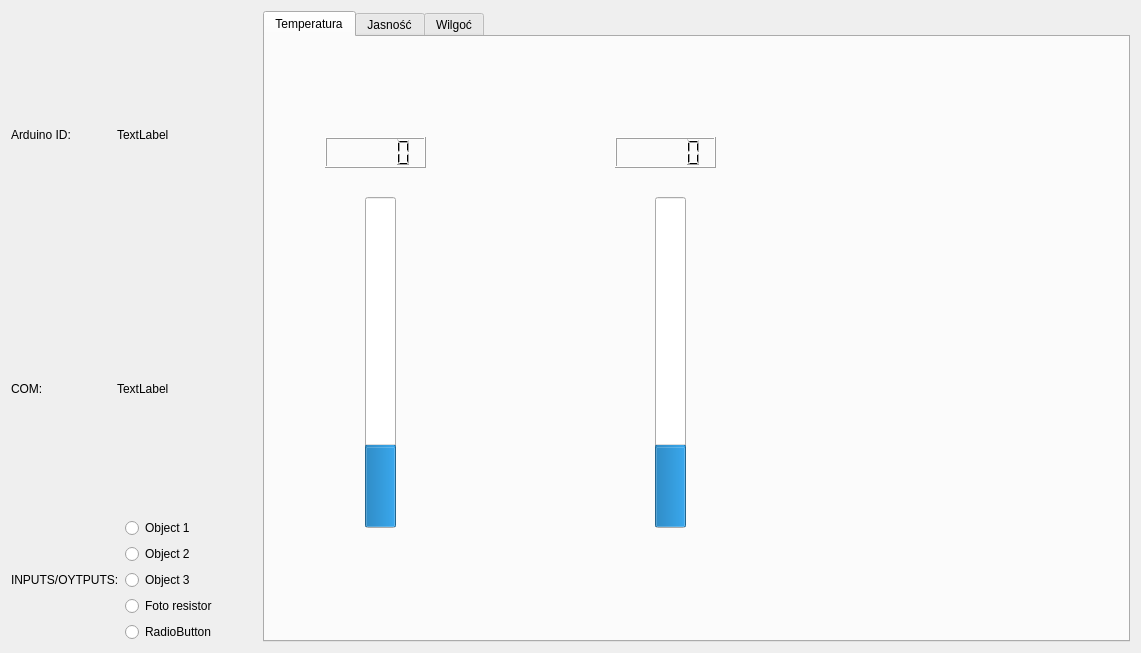
This is Staff.ui in xxBeWolfxx/house_manager as Qt 5 draws it before an edit. The edited form follows.
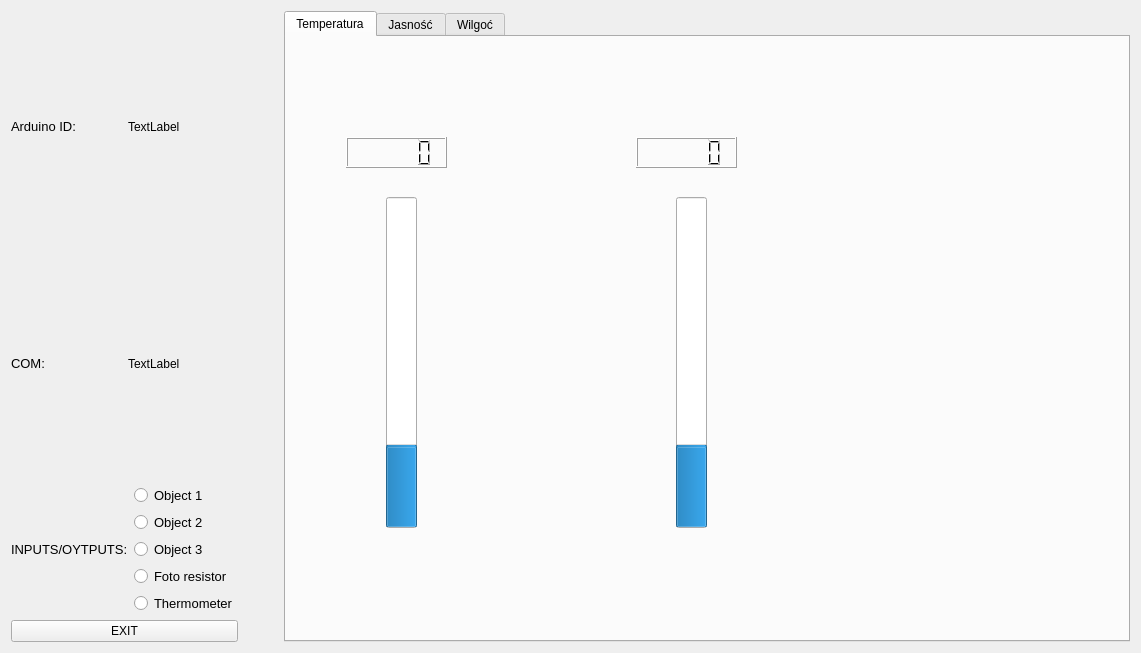
This is the edited form.

```diff
--- a/Staff.ui
+++ b/Staff.ui
@@ -20,6 +20,11 @@
       <layout class="QHBoxLayout" name="horizontalLayout_3">
        <item>
         <widget class="QLabel" name="label_2">
+         <property name="font">
+          <font>
+           <pointsize>10</pointsize>
+          </font>
+         </property>
          <property name="text">
           <string>Arduino ID:</string>
          </property>
@@ -38,6 +43,11 @@
       <layout class="QHBoxLayout" name="horizontalLayout_4">
        <item>
         <widget class="QLabel" name="label_3">
+         <property name="font">
+          <font>
+           <pointsize>10</pointsize>
+          </font>
+         </property>
          <property name="text">
           <string>COM:</string>
          </property>
@@ -58,6 +68,11 @@
         <layout class="QHBoxLayout" name="horizontalLayout_2">
          <item>
           <widget class="QLabel" name="label_5">
+           <property name="font">
+            <font>
+             <pointsize>10</pointsize>
+            </font>
+           </property>
            <property name="text">
             <string>INPUTS/OYTPUTS:</string>
            </property>
@@ -67,6 +82,11 @@
           <layout class="QVBoxLayout" name="verticalLayout_2">
            <item>
             <widget class="QRadioButton" name="radioButton">
+             <property name="font">
+              <font>
+               <pointsize>10</pointsize>
+              </font>
+             </property>
              <property name="text">
               <string>Object 1</string>
              </property>
@@ -74,6 +94,11 @@
            </item>
            <item>
             <widget class="QRadioButton" name="radioButton_2">
+             <property name="font">
+              <font>
+               <pointsize>10</pointsize>
+              </font>
+             </property>
              <property name="text">
               <string>Object 2</string>
              </property>
@@ -81,6 +106,11 @@
            </item>
            <item>
             <widget class="QRadioButton" name="radioButton_3">
+             <property name="font">
+              <font>
+               <pointsize>10</pointsize>
+              </font>
+             </property>
              <property name="text">
               <string>Object 3</string>
              </property>
@@ -88,6 +118,11 @@
            </item>
            <item>
             <widget class="QRadioButton" name="radioButton_4">
+             <property name="font">
+              <font>
+               <pointsize>10</pointsize>
+              </font>
+             </property>
              <property name="text">
               <string>Foto resistor</string>
              </property>
@@ -95,8 +130,13 @@
            </item>
            <item>
             <widget class="QRadioButton" name="radioButton_5">
+             <property name="font">
+              <font>
+               <pointsize>10</pointsize>
+              </font>
+             </property>
              <property name="text">
-              <string>RadioButton</string>
+              <string>Thermometer</string>
              </property>
             </widget>
            </item>
@@ -106,6 +146,13 @@
        </item>
       </layout>
      </item>
+     <item>
+      <widget class="QPushButton" name="pushButton">
+       <property name="text">
+        <string>EXIT</string>
+       </property>
+      </widget>
+     </item>
     </layout>
    </item>
    <item>
```
